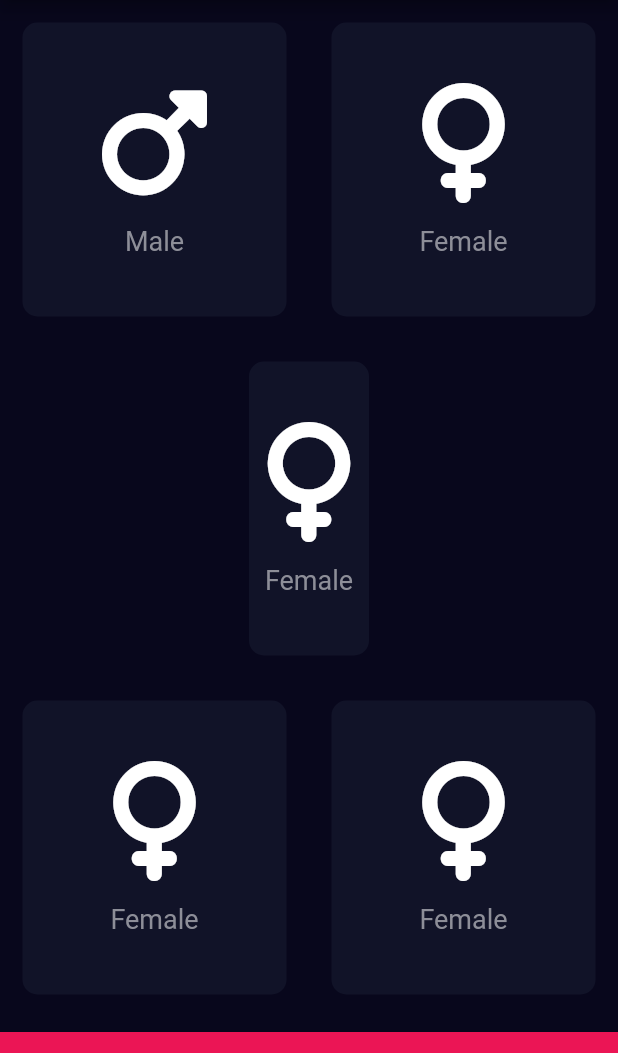
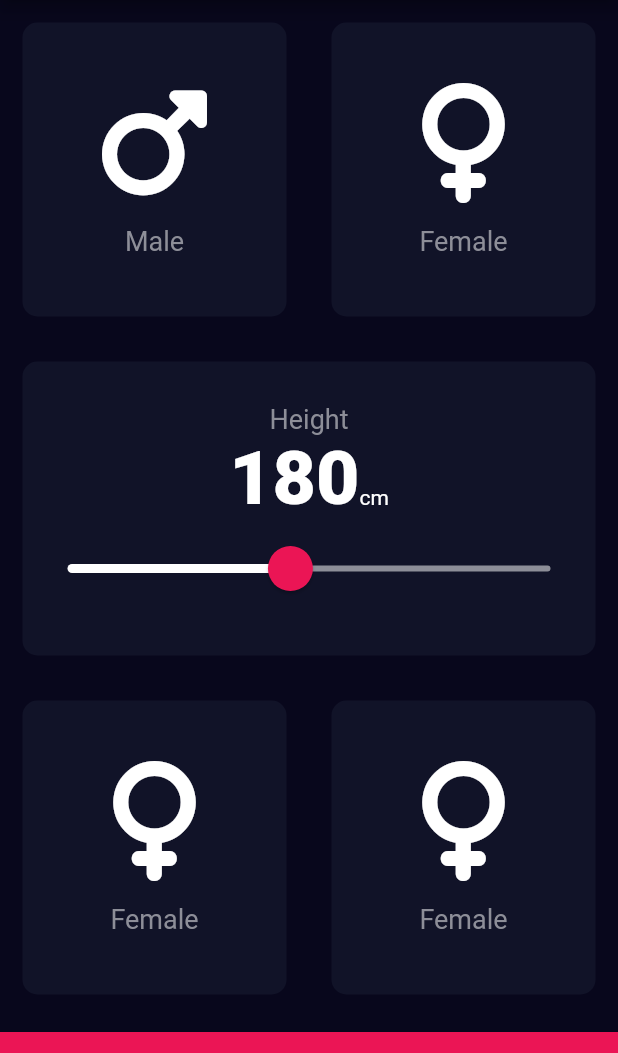
Before and after one commit to alekseigrindev/flutter-07-bmi_calculator, a Flutter app: the screen it shows after launch, on a phone screen of 412 x 824 dp, the part 84-1137 px from its top. Run offline on Flutter 3.47's test engine with Material 2 defaults, Android fonts, the phone set to English and light mode, and no system bars; our stand-ins replace font_awesome_flutter.

Commit message:
add slider widget

```diff
--- /dev/null
+++ b/lib/constants.dart
@@ -0,0 +1,14 @@
+import 'package:flutter/material.dart';
+
+
+const kLabelTextStyle = TextStyle(fontSize: 18.0, color: Color(0xFF8D8E98));
+const kNumberTextStyle = TextStyle(
+    fontSize: 50.0,
+    fontWeight: FontWeight.w900,
+  );
+
+const kBottomContainerHeight = 80.0;
+
+const kBottomContainerColor = Color(0xFFEB1555);
+const kActiveCardColor = Color(0xFF1D1E33);
+const kInactiveCardColor = Color(0xFF111328);
--- a/lib/icon_cont.dart
+++ b/lib/icon_cont.dart
@@ -1,6 +1,7 @@
+import 'package:bmi_calculator/constants.dart';
 import 'package:flutter/material.dart';
 
-const labelTextStyle = TextStyle(fontSize: 18.0, color: Color(0xFF8D8E98));
+
 
 class IconContent extends StatelessWidget {
 
@@ -19,7 +20,7 @@ class IconContent extends StatelessWidget {
           size: 80.0,
         ),
         SizedBox(height: 15.0,),
-        Text(title, style: labelTextStyle),
+        Text(title, style: kLabelTextStyle),
       ],
     );
   }
--- a/lib/input_page.dart
+++ b/lib/input_page.dart
@@ -1,12 +1,8 @@
+import 'package:bmi_calculator/constants.dart';
 import 'package:bmi_calculator/icon_cont.dart';
 import 'package:bmi_calculator/reusable_cart.dart';
 import 'package:flutter/material.dart';
 import 'package:font_awesome_flutter/font_awesome_flutter.dart';
-
-const bottomContainerHeight = 80.0;
-const bottomContainerColor = Color(0xFFEB1555);
-const activeCardColor = Color(0xFF1D1E33);
-const inactiveCardColor = Color(0xFF111328);
 
 enum Gender {
   male,
@@ -22,6 +18,7 @@ class InputPage extends StatefulWidget {
 class _InputPageState extends State<InputPage> {
 
   Gender? selectedGender;
+  int height = 180;
 
   @override
   Widget build(BuildContext context) {
@@ -30,9 +27,10 @@ class _InputPageState extends State<InputPage> {
         title: Text('BMI CALCULATOR'),
       ),
       body: Column(
+        crossAxisAlignment: CrossAxisAlignment.stretch,
         children: <Widget> [
           Expanded(child: Row(
-            children: <Widget>[
+            children: <Widget> [
               Expanded(
                 child: ReusableCard(
                   onPress: () {
@@ -40,7 +38,7 @@ class _InputPageState extends State<InputPage> {
                       selectedGender = Gender.male;
                     });
                   },
-                  currentColor: selectedGender == Gender.male ? activeCardColor : inactiveCardColor,
+                  currentColor: selectedGender == Gender.male ? kActiveCardColor : kInactiveCardColor,
                   cardChild: IconContent(iconData: FontAwesomeIcons.mars, title:'Male'),
                 ),
               ),
@@ -51,21 +49,58 @@ class _InputPageState extends State<InputPage> {
                       selectedGender = Gender.female;
                     });
                   },
-                  currentColor: selectedGender == Gender.female ? activeCardColor : inactiveCardColor,
+                  currentColor: selectedGender == Gender.female ? kActiveCardColor : kInactiveCardColor,
                   cardChild: IconContent(iconData: FontAwesomeIcons.venus, title:'Female'),
                 ),
               ),
             ],
           ),),
-          Expanded(child: ReusableCard(
-            onPress: () {
-              setState(() {
-                selectedGender = Gender.none;
-              });
-            },
-            currentColor: inactiveCardColor,
-            cardChild: IconContent(iconData: FontAwesomeIcons.venus, title:'Female'),
-          ),),
+          Expanded(
+            child: ReusableCard(
+              currentColor: kInactiveCardColor,
+              cardChild: Column(
+                mainAxisAlignment: MainAxisAlignment.center,
+                children: <Widget>[
+                  Text(
+                      'Height',
+                      style: kLabelTextStyle,
+                  ),
+                  Row(
+                    mainAxisAlignment: MainAxisAlignment.center,
+                    crossAxisAlignment: CrossAxisAlignment.baseline,
+                    textBaseline: TextBaseline.alphabetic,
+                    children: <Widget> [
+                      Text(
+                        height.toString(),
+                        style: kNumberTextStyle,
+                          ),
+                      Text('cm'),
+                    ],
+                  ),
+                  SliderTheme (
+                    data: SliderTheme.of(context).copyWith(
+                      thumbShape: RoundSliderThumbShape(enabledThumbRadius: 15.0),
+                      overlayShape: RoundSliderOverlayShape(overlayRadius: 30.0),
+                      thumbColor: Color(0xFFEB1555),
+                      overlayColor: Color(0x29EB1555),
+                      activeTrackColor: Colors.white,
+                    ),
+                    child: Slider(
+                        value: height.toDouble(),
+                        min: 120.0,
+                        max: 250.0,
+                        inactiveColor: Color(0xFF8D8E98),
+                        onChanged: (double valueToSetup) {
+                          setState(() {
+                            height = valueToSetup.round();
+                          });
+                        },
+                    ),
+                  ),
+                ],
+              ),
+            ),
+          ),
           Expanded(child: Row(
             children: <Widget>[
               Expanded(child: ReusableCard(
@@ -74,7 +109,7 @@ class _InputPageState extends State<InputPage> {
                     selectedGender = Gender.none;
                   });
                 },
-                currentColor: inactiveCardColor,
+                currentColor: kInactiveCardColor,
                 cardChild: IconContent(iconData: FontAwesomeIcons.venus, title:'Female'),
               ),),
               Expanded(child: ReusableCard(
@@ -83,16 +118,16 @@ class _InputPageState extends State<InputPage> {
                     selectedGender = Gender.none;
                   });
                 },
-                currentColor: inactiveCardColor,
+                currentColor: kInactiveCardColor,
                 cardChild: IconContent(iconData: FontAwesomeIcons.venus, title:'Female'),
               ),),
             ],
           ),),
           Container(
-            color: bottomContainerColor,
+            color: kBottomContainerColor,
             margin: EdgeInsets.only(top: 10.0),
             width: double.infinity,
-            height: bottomContainerHeight,
+            height: kBottomContainerHeight,
           ),
         ],
       ),
--- a/lib/reusable_cart.dart
+++ b/lib/reusable_cart.dart
@@ -6,7 +6,7 @@ class ReusableCard extends StatelessWidget {
   final Widget cardChild;
   final Function()? onPress;
 
-  ReusableCard({required this.currentColor, required this.cardChild, required this.onPress});
+  ReusableCard({required this.currentColor, required this.cardChild, this.onPress});
 
   @override
   Widget build(BuildContext context) {
```
